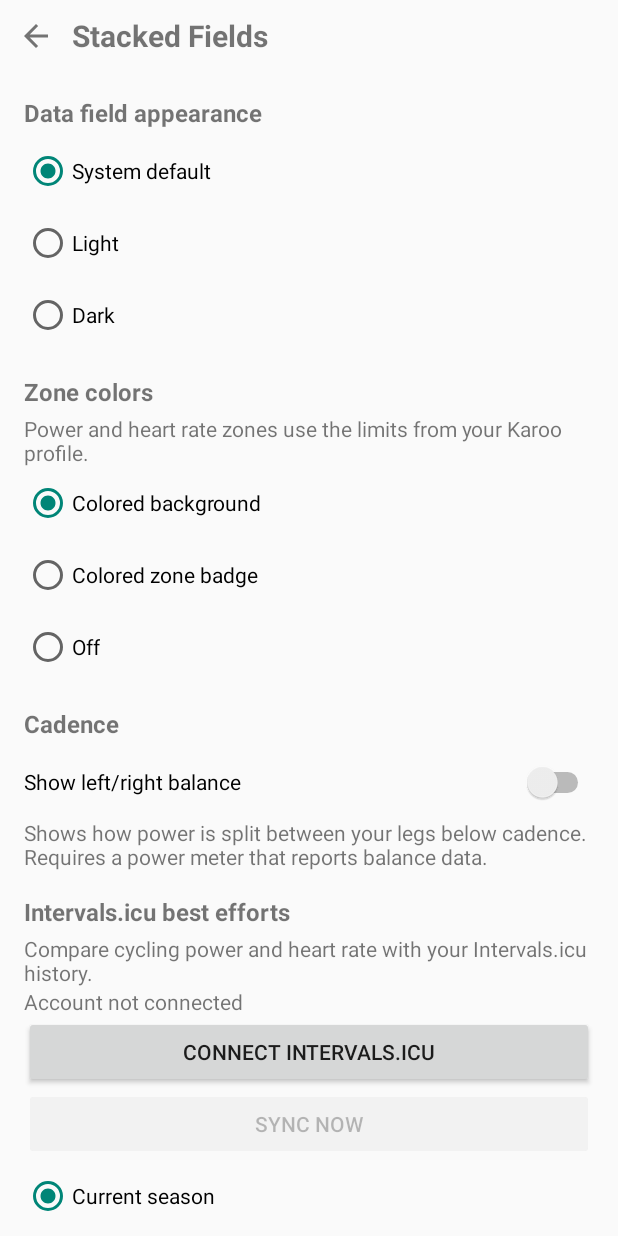
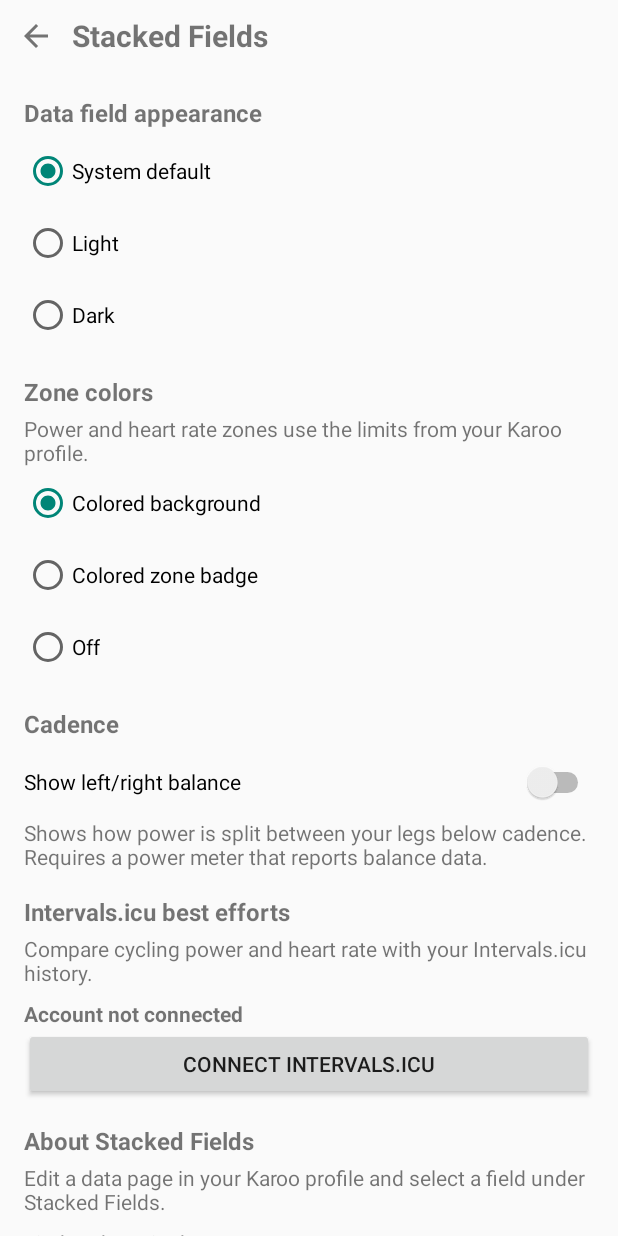
Before and after one commit to jlojkasek/ketape, an Android app: the screen it shows after launch (SettingsActivity), on a phone screen of 412 x 824 dp. Run offline under Robolectric (Android 15) with nearby library versions, the phone set to English and light mode, and no system bars.

Commit message:
Prepare Karoo Stacked Fields 0.1.5

```diff
--- a/app/build.gradle.kts
+++ b/app/build.gradle.kts
@@ -6,8 +6,8 @@ android {
         applicationId = "de.jannes.stacked"
         minSdk = 23
         targetSdk = 34
-        versionCode = 5
-        versionName = "0.1.4"
+        versionCode = 6
+        versionName = "0.1.5"
         testInstrumentationRunner = "androidx.test.runner.AndroidJUnitRunner"
     }
     buildFeatures { buildConfig = true }
--- a/app/src/main/kotlin/de/jannes/stacked/SettingsActivity.kt
+++ b/app/src/main/kotlin/de/jannes/stacked/SettingsActivity.kt
@@ -30,6 +30,11 @@ class SettingsActivity : Activity() {
     private val records by lazy { IntervalsRecords(this) }
     private val scope = CoroutineScope(SupervisorJob() + Dispatchers.Main.immediate)
     private lateinit var recordStatus: TextView
+    private lateinit var recordFeedback: TextView
+    private lateinit var recordDetails: LinearLayout
+    private lateinit var recordValues: LinearLayout
+    private lateinit var recordDates: TextView
+    private lateinit var disconnectButton: Button
     private lateinit var connectButton: Button
     private lateinit var syncButton: Button
     private var recordJob: Job? = null
@@ -115,30 +120,37 @@ class SettingsActivity : Activity() {
 
             addView(label(R.string.records_title, heading = true))
             addView(label(R.string.records_detail))
-            recordStatus = TextView(this@SettingsActivity).also { addView(it) }
+            recordStatus = TextView(this@SettingsActivity).apply {
+                setTypeface(typeface, Typeface.BOLD)
+                setPadding(0, dp(8), 0, 0)
+            }.also { addView(it) }
+            recordFeedback = TextView(this@SettingsActivity).also { addView(it) }
             connectButton = Button(this@SettingsActivity).apply {
-                setOnClickListener {
-                    if (records.connected) {
-                        runRecordAction { records.disconnect() }
-                    } else {
-                        showApiKeyDialog()
-                    }
-                }
+                setText(R.string.records_connect)
+                setOnClickListener { showApiKeyDialog() }
+            }.also { addView(it) }
+            recordDetails = LinearLayout(this@SettingsActivity).apply {
+                orientation = LinearLayout.VERTICAL
+                addView(label(R.string.records_period, heading = true))
+                addView(choices(RECORD_PERIOD, listOf(
+                    "s0" to R.string.records_season, "42d" to R.string.records_42_days
+                )) { syncRecords() })
+                addView(label(R.string.records_saved_values, heading = true))
+                recordDates = TextView(this@SettingsActivity).also { addView(it) }
+                recordValues = LinearLayout(this@SettingsActivity).apply {
+                    orientation = LinearLayout.VERTICAL
                 }.also { addView(it) }
                 syncButton = Button(this@SettingsActivity).apply {
                     setText(R.string.records_sync)
                     setOnClickListener { syncRecords(force = true) }
                 }.also { addView(it) }
-            addView(choices(RECORD_PERIOD, listOf("s0" to R.string.records_season, "42d" to R.string.records_42_days)) {
-                syncRecords()
-            })
                 addView(Switch(this@SettingsActivity).apply {
                     setText(R.string.records_heart)
                     minHeight = dp(48)
                     isChecked = prefs.getBoolean(RECORD_HEART, false)
                     setOnCheckedChangeListener { _, enabled ->
                         prefs.edit().putBoolean(RECORD_HEART, enabled).apply()
-                    if (enabled) syncRecords(force = true)
+                        if (enabled) syncRecords(force = true) else updateRecordStatus()
                     }
                 })
                 addView(Switch(this@SettingsActivity).apply {
@@ -149,6 +161,18 @@ class SettingsActivity : Activity() {
                         prefs.edit().putBoolean(RECORD_SOUND, enabled).apply()
                     }
                 })
+                disconnectButton = Button(this@SettingsActivity, null, android.R.attr.borderlessButtonStyle).apply {
+                    setText(R.string.records_disconnect)
+                    setOnClickListener {
+                        AlertDialog.Builder(this@SettingsActivity)
+                            .setMessage(R.string.records_disconnect_detail)
+                            .setNegativeButton(R.string.settings_cancel, null)
+                            .setPositiveButton(R.string.records_disconnect) { _, _ ->
+                                runRecordAction { records.disconnect() }
+                            }.show()
+                    }
+                }.also { addView(it) }
+            }.also { addView(it) }
 
             addView(label(R.string.settings_about, heading = true))
             addView(label(R.string.settings_setup))
@@ -206,7 +230,11 @@ class SettingsActivity : Activity() {
                 } else {
                     input.text.clear()
                     dialog.dismiss()
-                    runRecordAction { records.connect(apiKey) }
+                    runRecordAction {
+                        records.connect(apiKey)
+                        updateRecordStatus(R.string.records_working, busy = true)
+                        records.sync(force = true)
+                    }
                 }
             }
         }
@@ -229,26 +257,63 @@ class SettingsActivity : Activity() {
                 throw cancelled
             } catch (_: IntervalsKeyRejected) {
                 updateRecordStatus(R.string.records_key_rejected)
+            } catch (error: IntervalsHttpError) {
+                updateRecordStatus(feedback = getString(R.string.records_http_error, error.status))
+            } catch (_: org.json.JSONException) {
+                updateRecordStatus(R.string.records_data_error)
+            } catch (_: java.io.IOException) {
+                updateRecordStatus(R.string.records_network_error)
             } catch (_: Exception) {
                 updateRecordStatus(R.string.records_error)
             }
         }
     }
 
-    private fun updateRecordStatus(message: Int? = null, busy: Boolean = false) {
+    private fun updateRecordStatus(message: Int? = null, busy: Boolean = false, feedback: String? = null) {
         val connected = records.connected
-        val syncedAt = records.syncedAt()
-        connectButton.setText(if (connected) R.string.records_disconnect else R.string.records_connect)
+        val period = records.period
+        val syncedAt = records.syncedAt(period)
+        connectButton.visibility = if (connected) View.GONE else View.VISIBLE
         connectButton.isEnabled = !busy
-        syncButton.isEnabled = connected && !busy
+        recordDetails.visibility = if (connected) View.VISIBLE else View.GONE
+        syncButton.isEnabled = !busy
+        disconnectButton.isEnabled = !busy
         recordStatus.text = when {
-            message != null -> getString(message)
             !connected -> getString(R.string.records_not_connected)
-            syncedAt == 0L -> getString(R.string.records_pending)
-            else -> Date(syncedAt).let {
+            records.accountName != null -> getString(R.string.records_connected_as, records.accountName)
+            else -> getString(R.string.records_connected)
+        }
+        recordFeedback.text = feedback ?: message?.let { getString(it) }.orEmpty()
+        recordFeedback.visibility = if (recordFeedback.text.isEmpty()) View.GONE else View.VISIBLE
+        recordDates.text = if (syncedAt == 0L) getString(R.string.records_pending) else Date(syncedAt).let {
             getString(R.string.records_last_sync,
                 DateFormat.getDateFormat(this).format(it), DateFormat.getTimeFormat(this).format(it))
         }
+        recordValues.removeAllViews()
+        if (syncedAt == 0L) return
+        val durations = if (prefs.getBoolean(RECORD_HEART, false)) powerDurations + HEART_RECORD else powerDurations
+        for (duration in durations) {
+            val title = when (duration) {
+                HEART_RECORD -> getString(R.string.records_max_heart)
+                1, 5 -> getString(R.string.records_seconds, duration)
+                else -> getString(R.string.records_minutes, duration / 60)
+            }
+            val value = records.reference(period, duration)
+            val valueText = when {
+                value == null -> getString(R.string.records_no_value)
+                duration == HEART_RECORD -> getString(R.string.records_bpm, value)
+                else -> getString(R.string.records_watts, value)
+            }
+            recordValues.addView(LinearLayout(this).apply {
+                gravity = Gravity.CENTER_VERTICAL
+                minimumHeight = dp(28)
+                addView(TextView(this@SettingsActivity).apply { text = title },
+                    LinearLayout.LayoutParams(0, LinearLayout.LayoutParams.WRAP_CONTENT, 1f))
+                addView(TextView(this@SettingsActivity).apply {
+                    text = valueText
+                    setTypeface(typeface, Typeface.BOLD)
+                })
+            })
         }
     }
 
--- a/app/src/main/res/values/strings.xml
+++ b/app/src/main/res/values/strings.xml
@@ -50,4 +50,18 @@
   <string name="records_key_help">Find your personal API key in Intervals.icu under Settings → Developer Settings. The key is stored on this Karoo.</string>
   <string name="records_key_required">Enter your API key.</string>
   <string name="records_key_rejected">Intervals.icu rejected the API key. Check it and try again.</string>
+  <string name="records_period">Comparison period</string>
+  <string name="records_saved_values">Synced best efforts</string>
+  <string name="records_connected">Connected to Intervals.icu</string>
+  <string name="records_connected_as">Connected as %1$s</string>
+  <string name="records_disconnect_detail">Remove the stored API key and synced best efforts from this Karoo?</string>
+  <string name="records_http_error">Intervals.icu could not sync the data (HTTP %1$d).</string>
+  <string name="records_data_error">Intervals.icu returned an unexpected data format.</string>
+  <string name="records_network_error">Could not reach Intervals.icu. Check your internet connection.</string>
+  <string name="records_max_heart">Max heart rate</string>
+  <string name="records_seconds">%1$d s</string>
+  <string name="records_minutes">%1$d min</string>
+  <string name="records_watts">%1$d W</string>
+  <string name="records_bpm">%1$d bpm</string>
+  <string name="records_no_value">No value</string>
 </resources>
```
Also changed, not shown: app/src/main/kotlin/de/jannes/stacked/IntervalsRecords.kt (+15 -10 lines), 4 other files. Lines whose indentation alone changed are shown as unchanged.
